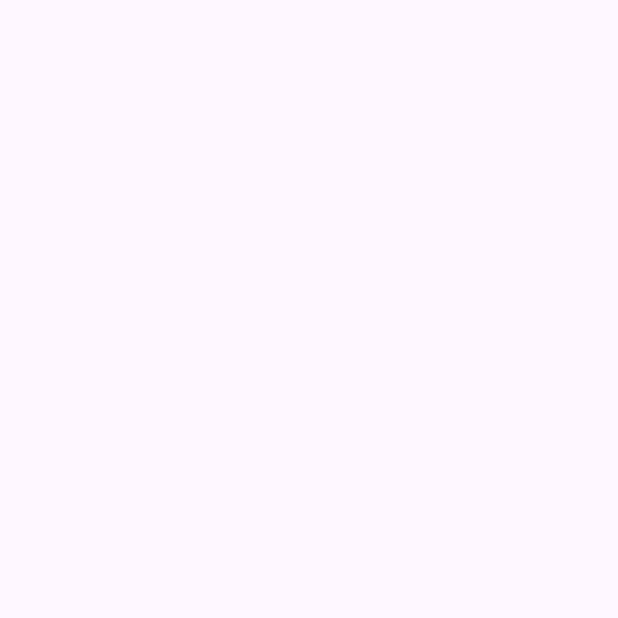
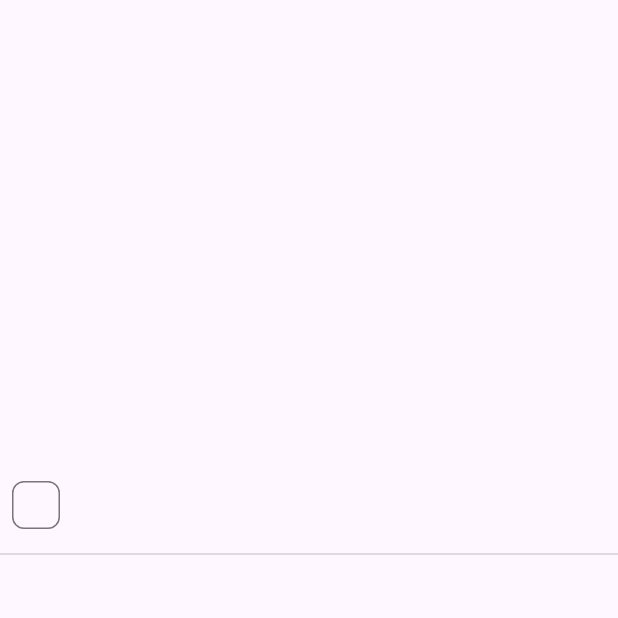
Before and after one commit to KenT072/RecyclerView, an Android app: the DetailActivity screen opened directly, with no data from a screen before it, on a phone screen of 412 x 824 dp, the top half of it. Before the commit the part shown is empty. Run offline under Robolectric (Android 15) with nearby library versions, the phone set to English and light mode, and no system bars.

Commit message:
langkah 55

```diff
--- a/app/src/main/res/layout/activity_detail.xml
+++ b/app/src/main/res/layout/activity_detail.xml
@@ -1,10 +1,51 @@
 <?xml version="1.0" encoding="utf-8"?>
-<androidx.constraintlayout.widget.ConstraintLayout xmlns:android="http://schemas.android.com/apk/res/android"
-    xmlns:app="http://schemas.android.com/apk/res-auto"
+<LinearLayout xmlns:android="http://schemas.android.com/apk/res/android"
     xmlns:tools="http://schemas.android.com/tools"
     android:id="@+id/main"
     android:layout_width="match_parent"
     android:layout_height="match_parent"
+    android:orientation="vertical"
+    android:padding="16dp"
     tools:context=".DetailActivity">
 
-</androidx.constraintlayout.widget.ConstraintLayout>
+    <ImageView
+        android:id="@+id/ivDetailGambar"
+        android:layout_width="match_parent"
+        android:layout_height="260dp"
+        android:importantForAccessibility="no"
+        android:scaleType="fitCenter"
+        tools:src="@android:drawable/ic_menu_gallery" />
+
+    <TextView
+        android:id="@+id/tvDetailNama"
+        android:layout_width="match_parent"
+        android:layout_height="wrap_content"
+        android:layout_marginTop="16dp"
+        android:textSize="24sp"
+        android:textStyle="bold"
+        tools:text="Bimaa" />
+
+    <com.google.android.material.chip.Chip
+        android:id="@+id/chipDetailKarakter"
+        android:layout_width="wrap_content"
+        android:layout_height="wrap_content"
+        android:layout_marginTop="4dp"
+        android:checkable="false"
+        android:clickable="false"
+        tools:text="Pandawaa" />
+
+    <View
+        android:layout_width="match_parent"
+        android:layout_height="1dp"
+        android:layout_marginTop="8dp"
+        android:background="?android:attr/listDivider" />
+
+    <TextView
+        android:id="@+id/tvDetailDeskripsi"
+        android:layout_width="match_parent"
+        android:layout_height="wrap_content"
+        android:layout_marginTop="12dp"
+        android:textSize="16sp"
+        tools:text="Pandawa Jaya jaya" />
+
+</LinearLayout>
```
